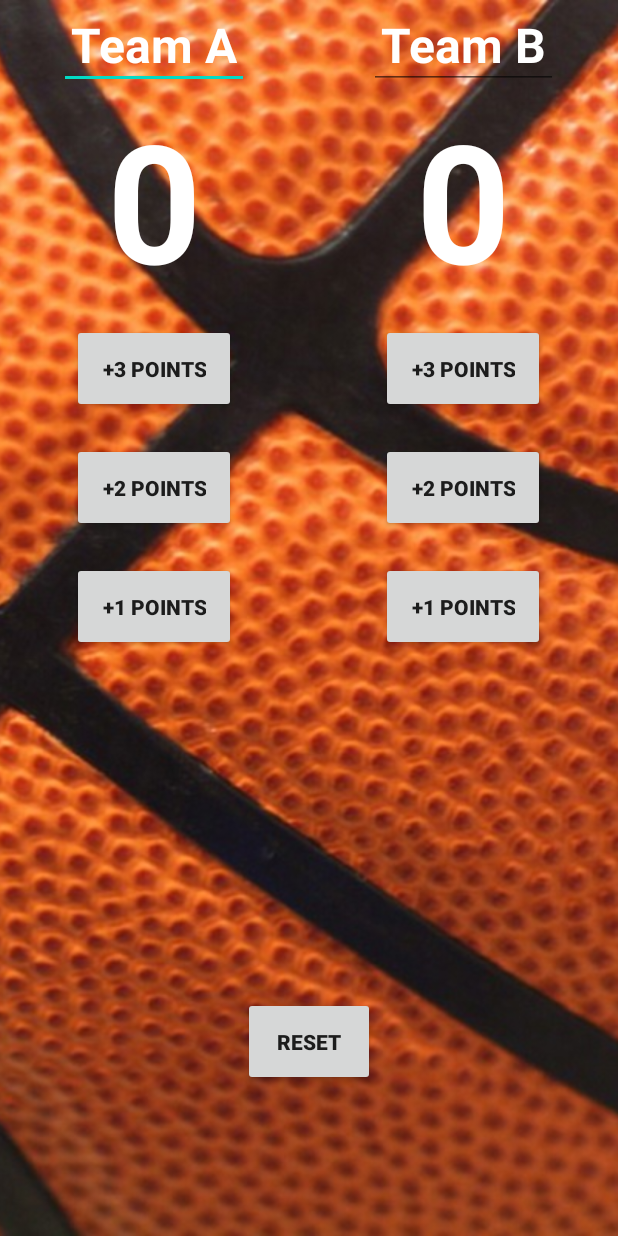
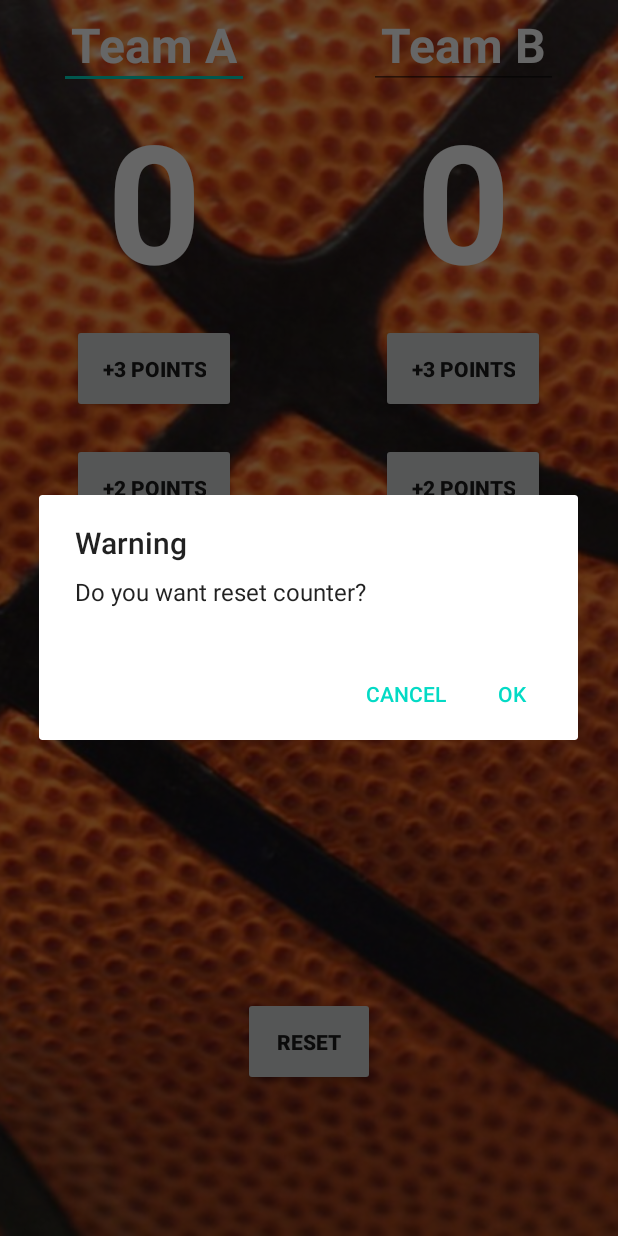
Before and after one commit to Senned-001/Android, an Android app: the screen it shows after launch (MainActivity), after a tap on "RESET", on a phone screen of 412 x 824 dp. Run offline under Robolectric (Android 15) with nearby library versions, the phone set to English and light mode, and no system bars; libraries missing offline, so code that uses them is left out: android.net.sip.

Commit message:
First commit

```diff
--- a/hw/app/src/main/java/android/exemple/com/MainActivity.java
+++ b/hw/app/src/main/java/android/exemple/com/MainActivity.java
@@ -1,11 +1,17 @@
 package android.exemple.com;
 
+import androidx.annotation.NonNull;
+import androidx.annotation.Nullable;
 import androidx.appcompat.app.AlertDialog;
 import androidx.appcompat.app.AppCompatActivity;
+import androidx.fragment.app.DialogFragment;
 
 import android.app.Dialog;
+import android.content.DialogInterface;
 import android.content.Intent;
+import android.net.sip.SipSession;
 import android.os.Bundle;
+import android.os.Message;
 import android.view.View;
 import android.widget.EditText;
 import android.widget.TextView;
@@ -52,7 +58,24 @@ public class MainActivity extends AppCompatActivity {
         displayScore();
     }
 
-    public void Reset(View view){
+    public void resetOnClick(View view){
+        AlertDialog.Builder builder = new AlertDialog.Builder(this);
+        builder.setTitle("Warning");
+        builder.setMessage("Do you want reset counter?");
+        builder.setCancelable(true);
+        builder.setPositiveButton("OK", new DialogInterface.OnClickListener(){
+            @Override
+            public void onClick(DialogInterface dialog, int which) {
+                reset();
+            }
+        });
+        builder.setNegativeButton("Cancel", null);
+
+        AlertDialog dialog = builder.create();
+        dialog.show();
+    }
+
+    public void reset(){
         scoreTeamA = 0;
         scoreTeamB = 0;
         EditText scoreTextViewA = (EditText) findViewById(R.id.name_teamA);
--- a/hw/app/src/main/res/layout-land/activity_main.xml
+++ b/hw/app/src/main/res/layout-land/activity_main.xml
@@ -162,7 +162,7 @@
         android:layout_alignParentBottom="true"
         android:layout_centerHorizontal="true"
         android:layout_marginBottom="10dp"
-        android:onClick="Reset"
+        android:onClick="resetOnClick"
         android:padding="20dp"
         android:text="Reset"
         android:textStyle="bold"/>
--- a/hw/app/src/main/res/layout/activity_main.xml
+++ b/hw/app/src/main/res/layout/activity_main.xml
@@ -164,7 +164,7 @@
         android:layout_alignParentBottom="true"
         android:layout_centerHorizontal="true"
         android:layout_marginBottom="100dp"
-        android:onClick="Reset"
+        android:onClick="resetOnClick"
         android:padding="20dp"
         android:text="Reset"
         android:textStyle="bold"/>
```
